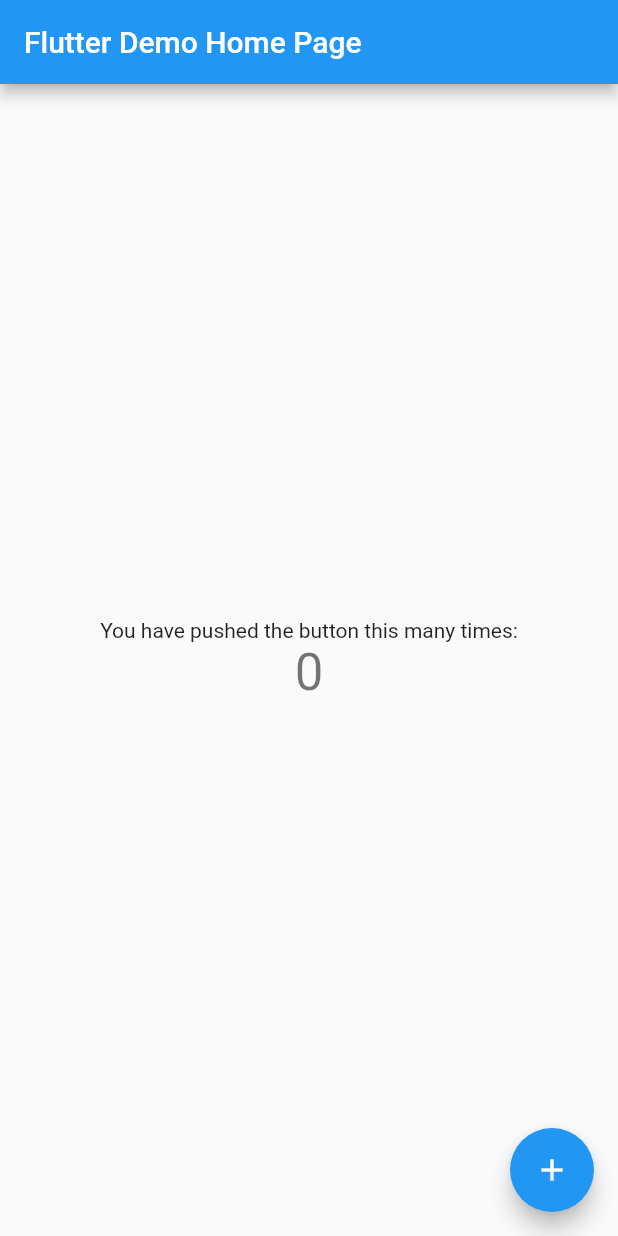
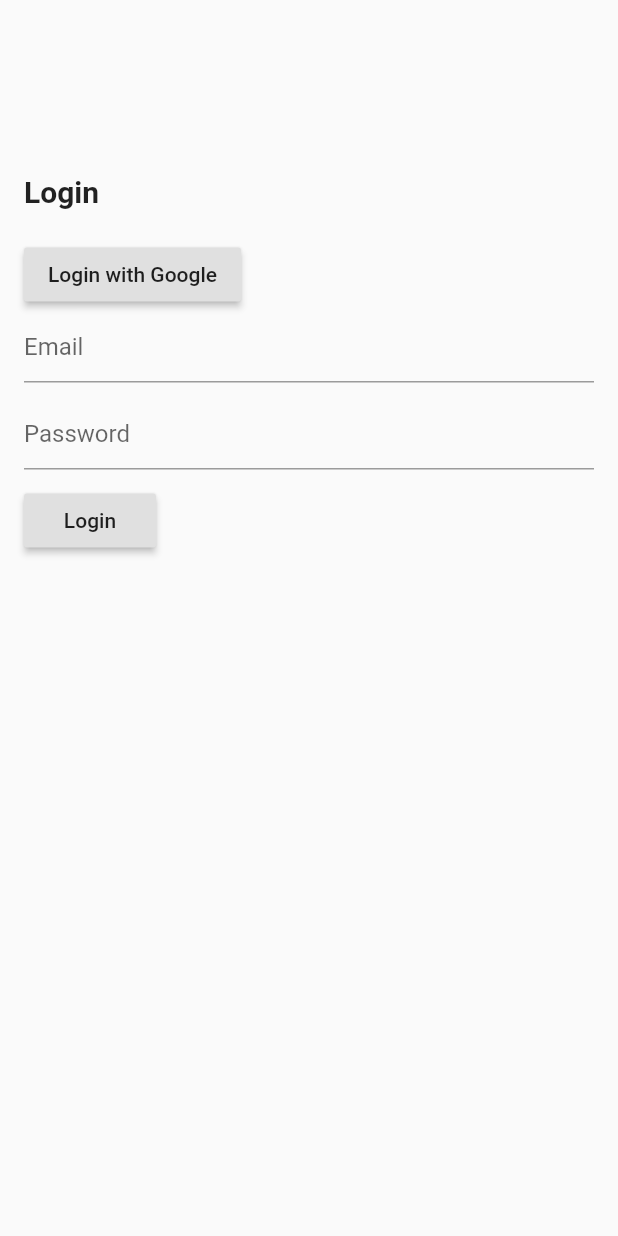
Before and after one commit to UF-Ride-Share-App/UF-Ride-Share-App, a Flutter app: the screen it shows after launch, on a phone screen of 412 x 824 dp. Run offline on Flutter 3.47's test engine with Material 2 defaults, Android fonts, the phone set to English and light mode, and no system bars; our stand-ins replace firebase_auth, google_sign_in; accounts and stored records are empty.

Commit message:
add login functionality

```diff
--- a/lib/main.dart
+++ b/lib/main.dart
@@ -1,4 +1,8 @@
+import 'package:firebase_auth/firebase_auth.dart';
 import 'package:flutter/material.dart';
+import 'package:uf_ride_share_app/ui/home.dart';
+import 'package:uf_ride_share_app/ui/login.dart';
+import 'package:uf_ride_share_app/ui/splash.dart';
 
 void main() => runApp(MyApp());
 
@@ -9,103 +13,27 @@ class MyApp extends StatelessWidget {
     return MaterialApp(
       title: 'Flutter Demo',
       theme: ThemeData(
-        // This is the theme of your application.
-        //
-        // Try running your application with "flutter run". You'll see the
-        // application has a blue toolbar. Then, without quitting the app, try
-        // changing the primarySwatch below to Colors.green and then invoke
-        // "hot reload" (press "r" in the console where you ran "flutter run",
-        // or simply save your changes to "hot reload" in a Flutter IDE).
-        // Notice that the counter didn't reset back to zero; the application
-        // is not restarted.
         primarySwatch: Colors.blue,
       ),
-      home: MyHomePage(title: 'Flutter Demo Home Page'),
+      home: MainScreen(),
     );
   }
 }
 
-class MyHomePage extends StatefulWidget {
-  MyHomePage({Key key, this.title}) : super(key: key);
-
-  // This widget is the home page of your application. It is stateful, meaning
-  // that it has a State object (defined below) that contains fields that affect
-  // how it looks.
-
-  // This class is the configuration for the state. It holds the values (in this
-  // case the title) provided by the parent (in this case the App widget) and
-  // used by the build method of the State. Fields in a Widget subclass are
-  // always marked "final".
-
-  final String title;
-
-  @override
-  _MyHomePageState createState() => _MyHomePageState();
-}
-
-class _MyHomePageState extends State<MyHomePage> {
-  int _counter = 0;
-
-  void _incrementCounter() {
-    setState(() {
-      // This call to setState tells the Flutter framework that something has
-      // changed in this State, which causes it to rerun the build method below
-      // so that the display can reflect the updated values. If we changed
-      // _counter without calling setState(), then the build method would not be
-      // called again, and so nothing would appear to happen.
-      _counter++;
-    });
-  }
-
+class MainScreen extends StatelessWidget {
   @override
   Widget build(BuildContext context) {
-    // This method is rerun every time setState is called, for instance as done
-    // by the _incrementCounter method above.
-    //
-    // The Flutter framework has been optimized to make rerunning build methods
-    // fast, so that you can just rebuild anything that needs updating rather
-    // than having to individually change instances of widgets.
-    return Scaffold(
-      appBar: AppBar(
-        // Here we take the value from the MyHomePage object that was created by
-        // the App.build method, and use it to set our appbar title.
-        title: Text(widget.title),
-      ),
-      body: Center(
-        // Center is a layout widget. It takes a single child and positions it
-        // in the middle of the parent.
-        child: Column(
-          // Column is also a layout widget. It takes a list of children and
-          // arranges them vertically. By default, it sizes itself to fit its
-          // children horizontally, and tries to be as tall as its parent.
-          //
-          // Invoke "debug painting" (press "p" in the console, choose the
-          // "Toggle Debug Paint" action from the Flutter Inspector in Android
-          // Studio, or the "Toggle Debug Paint" command in Visual Studio Code)
-          // to see the wireframe for each widget.
-          //
-          // Column has various properties to control how it sizes itself and
-          // how it positions its children. Here we use mainAxisAlignment to
-          // center the children vertically; the main axis here is the vertical
-          // axis because Columns are vertical (the cross axis would be
-          // horizontal).
-          mainAxisAlignment: MainAxisAlignment.center,
-          children: <Widget>[
-            Text(
-              'You have pushed the button this many times:',
-            ),
-            Text(
-              '$_counter',
-              style: Theme.of(context).textTheme.display1,
-            ),
-          ],
-        ),
-      ),
-      floatingActionButton: FloatingActionButton(
-        onPressed: _incrementCounter,
-        tooltip: 'Increment',
-        child: Icon(Icons.add),
-      ), // This trailing comma makes auto-formatting nicer for build methods.
+    return StreamBuilder(
+      stream: FirebaseAuth.instance.onAuthStateChanged,
+      builder: (context,AsyncSnapshot<FirebaseUser> snapshot) {
+        if(snapshot.connectionState == ConnectionState.waiting)
+          return SplashPage();
+
+        if(!snapshot.hasData || snapshot.data == null)
+          return LoginPage();
+
+        return HomePage();
+      },
     );
   }
 }
--- /dev/null
+++ b/lib/ui/login.dart
@@ -0,0 +1,77 @@
+import 'package:flutter/material.dart';
+import 'package:uf_ride_share_app/utils/firebase_auth.dart';
+
+class LoginPage extends StatefulWidget {
+  @override
+  _LoginPageState createState() => _LoginPageState();
+}
+
+class _LoginPageState extends State<LoginPage> {
+  TextEditingController _emailController;
+  TextEditingController _passwordController;
+
+  @override
+  void initState() {
+    super.initState();
+    _emailController = TextEditingController(text: "");
+    _passwordController = TextEditingController(text: "");
+  }
+
+  @override
+  Widget build(BuildContext context){
+    return Scaffold(
+      body: SingleChildScrollView(
+        child: Padding(
+          padding: const EdgeInsets.all(16.0),
+          child: Column(
+            crossAxisAlignment: CrossAxisAlignment.start,
+            children: <Widget>[
+              const SizedBox(height: 100.0),
+              Text("Login", style: TextStyle(
+                fontWeight: FontWeight.bold,
+                fontSize: 20.0
+              ),),
+              const SizedBox(height: 20.0),
+              RaisedButton(
+                child: Text("Login with Google"),
+                onPressed: () async {
+                  bool res = await AuthProvider().loginWithGoogle();
+                  if(!res)
+                    print("error logging in with google");
+                },
+              ),
+              TextField(
+                controller: _emailController,
+                decoration: InputDecoration(
+                  hintText: "Email"
+                ),
+              ),
+              const SizedBox(height: 10.0),
+              TextField(
+                controller: _passwordController,
+                obscureText: true,
+                decoration: InputDecoration(
+                  hintText: "Password"
+                ),
+              ),
+              const SizedBox(height: 10.0),
+              RaisedButton(
+                child: Text("Login"),
+                onPressed: ()async {
+                  if(_emailController.text.isEmpty || _passwordController.text.isEmpty) {
+                    print("Email and password cannot be empty");
+                    return;
+                  }
+                  bool res = await AuthProvider().signInWithEmail(_emailController.text, _passwordController.text);
+                  if(!res) {
+                    print("Login failed");
+                  }
+                },
+              )
+            ],
+          ),
+        ),
+      ),
+    );
+  }
+}
--- a/pubspec.yaml
+++ b/pubspec.yaml
@@ -23,6 +23,8 @@ dependencies:
   # The following adds the Cupertino Icons font to your application.
   # Use with the CupertinoIcons class for iOS style icons.
   cupertino_icons: ^0.1.2
+  firebase_auth: ^0.15.5+3
+  google_sign_in: ^4.2.0
 
 dev_dependencies:
   flutter_test:
```
Also changed, not shown: lib/ui/home.dart (added, +27 -0 lines), lib/ui/splash.dart (added, +31 -0 lines), lib/utils/firebase_auth.dart (added, +48 -0 lines), pubspec.lock, 4 other files.
